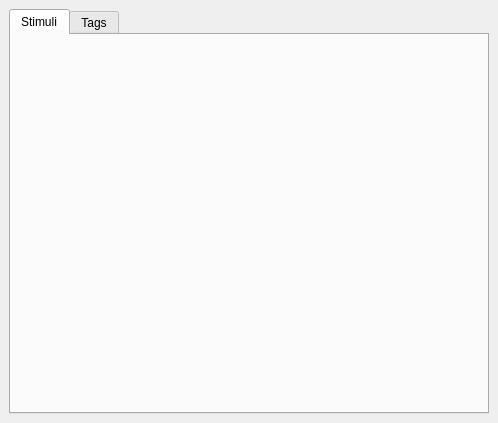
Before: the Qt Designer form experiment.ui in SMC-LAB/Eve, drawn with Qt 5.
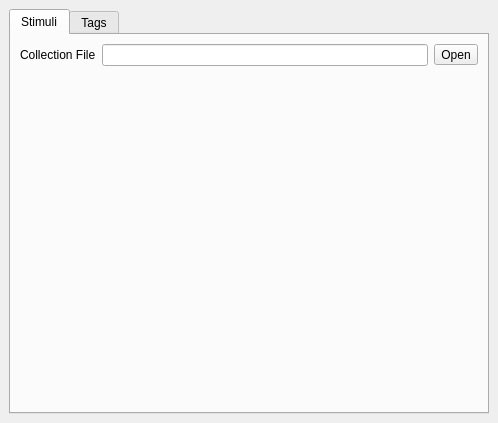
After: the same form once the commit is applied. The open tabs and pages were chosen to show the change.

What changed in the file:
```diff
--- a/experiment.ui
+++ b/experiment.ui
@@ -27,6 +27,40 @@
        <attribute name="title">
         <string>Stimuli</string>
        </attribute>
+       <layout class="QGridLayout" name="gridLayout">
+        <item row="0" column="0">
+         <layout class="QVBoxLayout" name="verticalLayout_2">
+          <item>
+           <layout class="QFormLayout" name="formLayout">
+            <property name="fieldGrowthPolicy">
+             <enum>QFormLayout::AllNonFixedFieldsGrow</enum>
+            </property>
+            <item row="0" column="0">
+             <widget class="QLabel" name="collectionFileLabel">
+              <property name="text">
+               <string>Collection File</string>
+              </property>
+             </widget>
+            </item>
+            <item row="0" column="1">
+             <layout class="QHBoxLayout" name="horizontalLayout_2">
+              <item>
+               <widget class="QLineEdit" name="collectionFileLineEdit"/>
+              </item>
+              <item>
+               <widget class="QToolButton" name="openCollectionFileButton">
+                <property name="text">
+                 <string>Open</string>
+                </property>
+               </widget>
+              </item>
+             </layout>
+            </item>
+           </layout>
+          </item>
+         </layout>
+        </item>
+       </layout>
       </widget>
       <widget class="QWidget" name="tagsTab">
        <attribute name="title">
```
Left out of the diff: 2 changed lines with no effect on the pictures.
